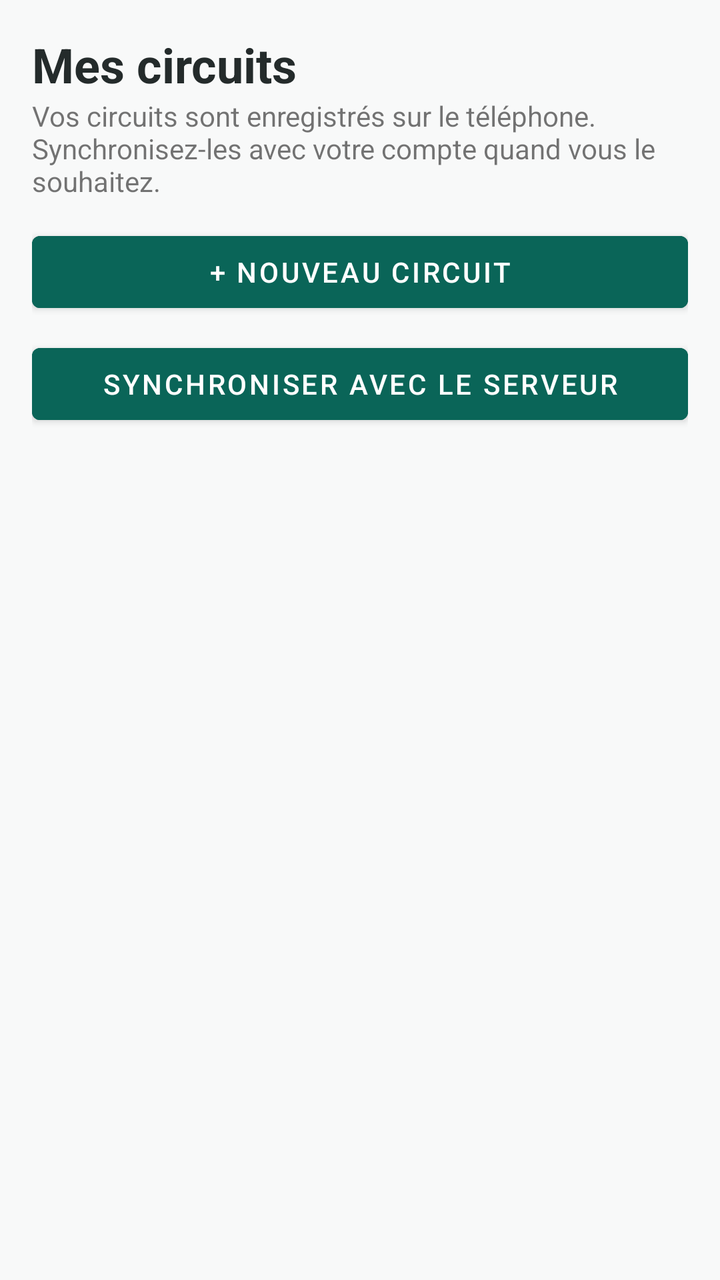
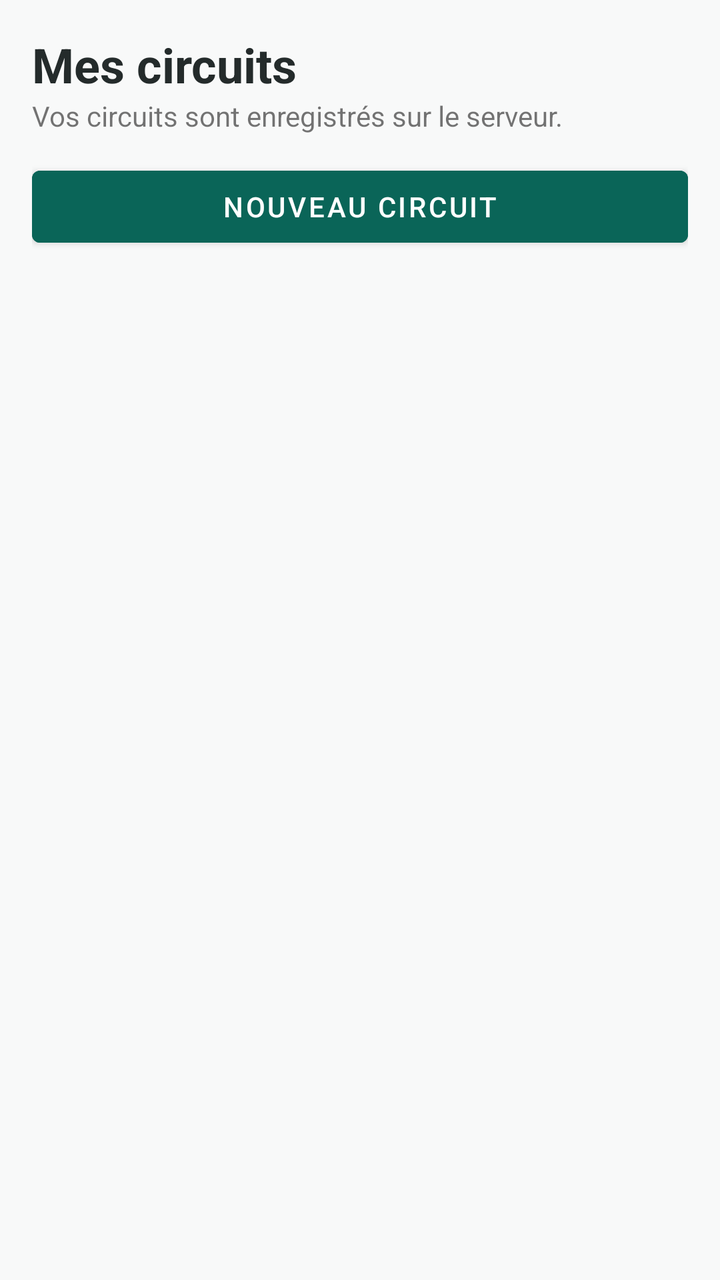

Screens rendered from an Android XML layout before and after an edit, with the pre-edit source and the edit as a unified diff.
<!-- AndroidManifest.xml: application theme Theme.GoVoyage -->
<!-- res/layout/fragment_circuits.xml -->
<?xml version="1.0" encoding="utf-8"?>
<androidx.core.widget.NestedScrollView xmlns:android="http://schemas.android.com/apk/res/android"
    xmlns:tools="http://schemas.android.com/tools"
    android:layout_width="match_parent"
    android:layout_height="match_parent"
    android:fillViewport="true"
    tools:context=".ui.circuit.CircuitsFragment">

    <LinearLayout
        android:layout_width="match_parent"
        android:layout_height="wrap_content"
        android:orientation="vertical"
        android:padding="16dp">

        <ProgressBar
            android:id="@+id/barreChargement"
            style="?android:attr/progressBarStyleHorizontal"
            android:layout_width="match_parent"
            android:layout_height="wrap_content"
            android:indeterminate="true"
            android:visibility="gone" />

        <LinearLayout
            android:id="@+id/carteErreur"
            android:layout_width="match_parent"
            android:layout_height="wrap_content"
            android:background="@color/palette_gris_clair"
            android:orientation="vertical"
            android:padding="12dp"
            android:visibility="gone">

            <TextView
                android:id="@+id/texteErreur"
                android:layout_width="match_parent"
                android:layout_height="wrap_content"
                android:textColor="@color/palette_encre" />
        </LinearLayout>

        <TextView
            android:id="@+id/texteTitreCircuits"
            android:layout_width="match_parent"
            android:layout_height="wrap_content"
            android:text="@string/circuits_titre"
            android:textColor="@color/palette_encre"
            android:textSize="24sp"
            android:textStyle="bold" />

        <TextView
            android:id="@+id/texteSousTitreCircuits"
            android:layout_width="match_parent"
            android:layout_height="wrap_content"
            android:text="@string/circuits_sous_titre_local" />

        <Button
            android:id="@+id/boutonNouveauCircuit"
            android:layout_width="match_parent"
            android:layout_height="wrap_content"
            android:layout_marginTop="12dp"
            android:backgroundTint="@color/palette_turquoise_fonce"
            android:text="@string/bouton_nouveau_circuit"
            android:textColor="@color/palette_blanc" />

        <Button
            android:id="@+id/boutonSyncDistance"
            android:layout_width="match_parent"
            android:layout_height="wrap_content"
            android:layout_marginTop="8dp"
            android:backgroundTint="@color/palette_turquoise_fonce"
            android:text="@string/bouton_sync_distance"
            android:textColor="@color/palette_blanc" />

        <TextView
            android:id="@+id/texteCarnetVide"
            android:layout_width="match_parent"
            android:layout_height="wrap_content"
            android:layout_marginTop="8dp"
            android:text="@string/circuits_carnet_vide"
            android:visibility="gone" />

        <androidx.recyclerview.widget.RecyclerView
            android:id="@+id/listeCircuits"
            android:layout_width="match_parent"
            android:layout_height="wrap_content"
            android:layout_marginTop="4dp" />
    </LinearLayout>
</androidx.core.widget.NestedScrollView>
<!-- resources referenced by this layout -->
<resources>
  <color name="palette_blanc">#FFFFFF</color>
  <color name="palette_encre">#242B2B</color>
  <color name="palette_gris_clair">#ECEDED</color>
  <color name="palette_turquoise_fonce">#0A6558</color>
  <string name="bouton_nouveau_circuit">+ Nouveau circuit</string>
  <string name="bouton_sync_distance">Synchroniser avec le serveur</string>
  <string name="circuits_carnet_vide">Votre carnet est encore vide. Créez un circuit depuis l’accueil.</string>
  <string name="circuits_sous_titre_local">Vos circuits sont enregistrés sur le téléphone. Synchronisez-les avec votre compte quand vous le souhaitez.</string>
  <string name="circuits_titre">Mes circuits</string>
  <style name="Theme.GoVoyage" parent="Theme.MaterialComponents.Light.NoActionBar">
          <item name="colorPrimary">@color/palette_turquoise_fonce</item>
          <item name="colorPrimaryVariant">@color/palette_turquoise_fonce</item>
          <item name="colorOnPrimary">@color/palette_blanc</item>
          <item name="colorSecondary">@color/palette_turquoise_fonce</item>
          <item name="colorSecondaryVariant">@color/palette_turquoise_fonce</item>
          <item name="colorOnSecondary">@color/palette_blanc</item>
          <item name="android:colorBackground">@color/palette_fond</item>
          <item name="android:statusBarColor">@color/palette_turquoise_fonce</item>
          <item name="android:windowBackground">@color/palette_fond</item>
          
          <item name="android:windowOptOutEdgeToEdgeEnforcement">true</item>
      </style>
  <color name="palette_fond">#F8F9F9</color>
</resources>

<!-- the commit's change to res/layout/fragment_circuits.xml (unified diff, before → after) -->
@@ -34,6 +34,15 @@
                 android:layout_width="match_parent"
                 android:layout_height="wrap_content"
                 android:textColor="@color/palette_encre" />
+
+            <Button
+                android:id="@+id/boutonReessayerCircuits"
+                android:layout_width="match_parent"
+                android:layout_height="wrap_content"
+                android:layout_marginTop="12dp"
+                android:backgroundTint="@color/palette_turquoise_fonce"
+                android:text="@string/bouton_reessayer"
+                android:textColor="@color/palette_blanc" />
         </LinearLayout>
 
         <TextView
@@ -60,15 +69,6 @@
             android:text="@string/bouton_nouveau_circuit"
             android:textColor="@color/palette_blanc" />
 
-        <Button
-            android:id="@+id/boutonSyncDistance"
-            android:layout_width="match_parent"
-            android:layout_height="wrap_content"
-            android:layout_marginTop="8dp"
-            android:backgroundTint="@color/palette_turquoise_fonce"
-            android:text="@string/bouton_sync_distance"
-            android:textColor="@color/palette_blanc" />
-
         <TextView
             android:id="@+id/texteCarnetVide"
             android:layout_width="match_parent"
<!-- resource entries referenced after the edit -->
@@ -4,10 +4,10 @@
   <color name="palette_encre">#242B2B</color>
   <color name="palette_gris_clair">#ECEDED</color>
   <color name="palette_turquoise_fonce">#0A6558</color>
-  <string name="bouton_nouveau_circuit">+ Nouveau circuit</string>
-  <string name="bouton_sync_distance">Synchroniser avec le serveur</string>
+  <string name="bouton_nouveau_circuit">Nouveau circuit</string>
+  <string name="bouton_reessayer">Réessayer</string>
   <string name="circuits_carnet_vide">Votre carnet est encore vide. Créez un circuit depuis l’accueil.</string>
-  <string name="circuits_sous_titre_local">Vos circuits sont enregistrés sur le téléphone. Synchronisez-les avec votre compte quand vous le souhaitez.</string>
+  <string name="circuits_sous_titre_local">Vos circuits sont enregistrés sur le serveur.</string>
   <string name="circuits_titre">Mes circuits</string>
   <style name="Theme.GoVoyage" parent="Theme.MaterialComponents.Light.NoActionBar">
           <item name="colorPrimary">@color/palette_turquoise_fonce</item>
@@ -19,7 +19,7 @@
           <item name="android:colorBackground">@color/palette_fond</item>
           <item name="android:statusBarColor">@color/palette_turquoise_fonce</item>
           <item name="android:windowBackground">@color/palette_fond</item>
-          
+  
           <item name="android:windowOptOutEdgeToEdgeEnforcement">true</item>
       </style>
   <color name="palette_fond">#F8F9F9</color>
